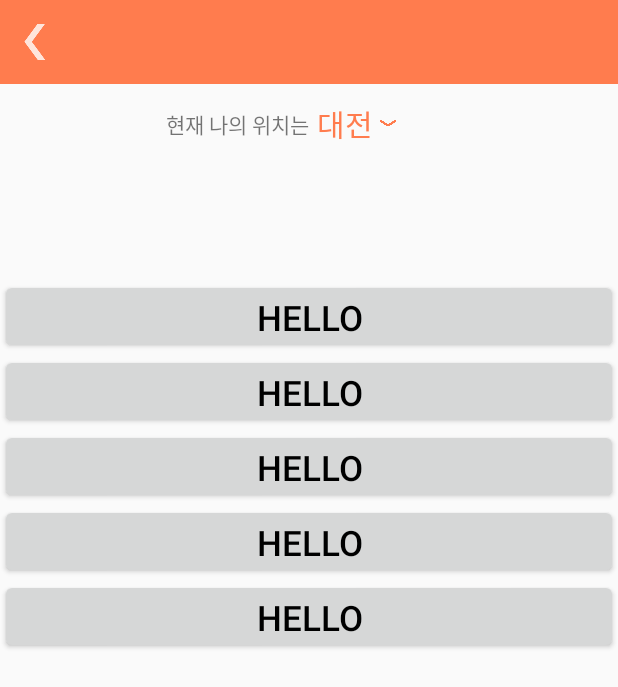
After one commit to geni429/SigMunGo, an Android app: the SetLocation screen opened directly, with no data from a screen before it, on a phone screen of 412 x 824 dp. The commit adds this screen. Shown: the top 687 px of the screen. Run offline under Robolectric (Android 15) with nearby library versions, the light colour scheme and no system bars.

Commit message:
Toolbar theme 이슈 해결 및 set_location 추가

```diff
--- a/SigMunGo/app/src/main/AndroidManifest.xml
+++ b/SigMunGo/app/src/main/AndroidManifest.xml
@@ -20,6 +20,7 @@
         <activity android:name=".SignUp" android:theme="@style/AppTheme"/>
         <activity android:name=".Certification" android:theme="@style/AppTheme"/>
         <activity android:name=".Main" android:theme="@style/ToolbarTheme"/>
+        <activity android:name=".SetLocation" android:theme="@style/ToolbarTheme"/>
     </application>
 
 </manifest>
--- a/SigMunGo/app/src/main/java/com/example/sigmungo/sigmungo/Adapter/MainRecyclerAdapter.java
+++ b/SigMunGo/app/src/main/java/com/example/sigmungo/sigmungo/Adapter/MainRecyclerAdapter.java
@@ -48,7 +48,8 @@ public class MainRecyclerAdapter extends RecyclerView.Adapter<MainRecyclerAdapte
 
     @Override
     public ViewHolder onCreateViewHolder(ViewGroup parent, int viewType) {
-        View v = LayoutInflater.from(parent.getContext()).inflate(R.layout.restaurants_info_items,parent,false);
+        Log.d("MainRecycler parent", parent+"");
+        View v = LayoutInflater.from(parent.getContext()).inflate(R.layout.restaurants_info_items, parent, false);
         ViewHolder holder = new ViewHolder(v);
         return holder;
     }
@@ -56,8 +57,8 @@ public class MainRecyclerAdapter extends RecyclerView.Adapter<MainRecyclerAdapte
     @Override
     public void onBindViewHolder(ViewHolder holder, int position) {
         MainItems items = mDataset.get(position);
+        Glide.with(holder.restaurantImg).load(items.getRestaurantImage()).into(holder.restaurantImg);
         holder.restaurantImg.setScaleType(CENTER_CROP);
-        Glide.with(holder.restaurantImg).load(items.getRestaurantImage()).into(holder.restaurantImg);
         holder.restaurantName.setText(items.getRestaurantName());
         holder.restaurantLocation.setText(items.getRestuarantLocation());
         holder.sympathyCount.setText(items.getSympathyCount()+"");
--- /dev/null
+++ b/SigMunGo/app/src/main/java/com/example/sigmungo/sigmungo/Adapter/SetLocationAdapter.java
@@ -0,0 +1,50 @@
+package com.example.sigmungo.sigmungo.Adapter;
+
+import android.support.v7.widget.RecyclerView;
+import android.util.Log;
+import android.view.LayoutInflater;
+import android.view.View;
+import android.view.ViewGroup;
+import android.widget.TextView;
+import com.example.sigmungo.sigmungo.R;
+
+import java.util.List;
+
+/**
+ * Created by geni on 2017. 7. 29..
+ */
+
+public class SetLocationAdapter extends RecyclerView.Adapter<SetLocationAdapter.ViewHolder>  {
+    private List<String> locationNames;
+
+    public SetLocationAdapter(List<String> locationNames){
+        this.locationNames = locationNames;
+    }
+
+    @Override
+    public SetLocationAdapter.ViewHolder onCreateViewHolder(ViewGroup parent, int viewType) {
+        Log.d("setLocation parent", parent+"");
+        View v = LayoutInflater.from(parent.getContext()).inflate(R.layout.locations_list, parent, false);
+        SetLocationAdapter.ViewHolder holder = new SetLocationAdapter.ViewHolder(v);
+        return holder;
+    }
+
+    @Override
+    public void onBindViewHolder(SetLocationAdapter.ViewHolder holder, int position) {
+        holder.location_name.setText(this.locationNames.get(position));
+    }
+
+    @Override
+    public int getItemCount() {
+        return locationNames.size();
+    }
+
+    public class ViewHolder extends RecyclerView.ViewHolder{
+        TextView location_name;
+
+        public ViewHolder(View view){
+            super(view);
+            this.location_name = (TextView) view.findViewById(R.id.location_name);
+        }
+    }
+}
--- /dev/null
+++ b/SigMunGo/app/src/main/java/com/example/sigmungo/sigmungo/SetLocation.java
@@ -0,0 +1,37 @@
+package com.example.sigmungo.sigmungo;
+
+import android.app.Activity;
+import android.os.Bundle;
+import android.support.v7.widget.LinearLayoutManager;
+import android.support.v7.widget.RecyclerView;
+import android.util.Log;
+
+import com.example.sigmungo.sigmungo.Adapter.SetLocationAdapter;
+
+import java.util.ArrayList;
+import java.util.List;
+
+/**
+ * Created by geni on 2017. 7. 29..
+ */
+
+public class SetLocation extends Activity {
+    public RecyclerView recyclerView;
+    public List<String> locationNames = new ArrayList<>();
+
+    @Override
+    protected void onCreate(Bundle savedInstance){
+        super.onCreate(savedInstance);
+        setContentView(R.layout.set_location);
+        initData();
+        recyclerView = (RecyclerView) findViewById(R.id.set_location_recyclerview);
+        recyclerView.setAdapter(new SetLocationAdapter(locationNames));
+        recyclerView.setLayoutManager(new LinearLayoutManager(getApplicationContext()));
+    }
+
+    public void initData(){
+        for(int i=0; i<5; i++){
+            locationNames.add(i, "hello");
+        }
+    }
+}
--- /dev/null
+++ b/SigMunGo/app/src/main/res/layout/locations_list.xml
@@ -0,0 +1,13 @@
+<?xml version="1.0" encoding="utf-8"?>
+<LinearLayout xmlns:android="http://schemas.android.com/apk/res/android"
+    android:orientation="vertical"
+    android:layout_width="match_parent"
+    android:layout_height="50dp">
+    <Button
+        android:id="@+id/location_name"
+        android:layout_width="match_parent"
+        android:layout_height="match_parent"
+        android:gravity="center_vertical|center_horizontal"
+        android:textColor="@android:color/black"
+        android:textSize="23dp" />
+</LinearLayout>
--- a/SigMunGo/app/src/main/res/layout/set_location.xml
+++ b/SigMunGo/app/src/main/res/layout/set_location.xml
@@ -50,6 +50,7 @@
         android:layout_height="0dp"
         android:layout_weight="8.3">
         <android.support.v7.widget.RecyclerView
+            android:id="@+id/set_location_recyclerview"
             android:layout_width="match_parent"
             android:layout_height="match_parent"
             app:layoutManager="LinearLayoutManager">
--- a/SigMunGo/app/src/main/res/values/styles.xml
+++ b/SigMunGo/app/src/main/res/values/styles.xml
@@ -20,7 +20,6 @@
         <item name="colorPrimary">@color/colorPrimary</item>
         <item name="colorPrimaryDark">#000000</item>
         <item name="colorAccent">#ff7c4e</item>
-        <item name="android:background">#ffffff</item>
     </style>
 
     <style name="AppTheme" parent="Theme.AppCompat.Light.DarkActionBar">
```
Also changed, not shown: SigMunGo/app/src/main/java/com/example/sigmungo/sigmungo/Main.java (+10 -8 lines), SigMunGo/app/src/main/java/com/example/sigmungo/sigmungo/SignIn.java (+6 -17 lines), SigMunGo/app/src/main/res/layout/main.xml (+6 -2 lines), SigMunGo/app/src/main/res/layout/restaurants_info_items.xml (+10 -4 lines).
